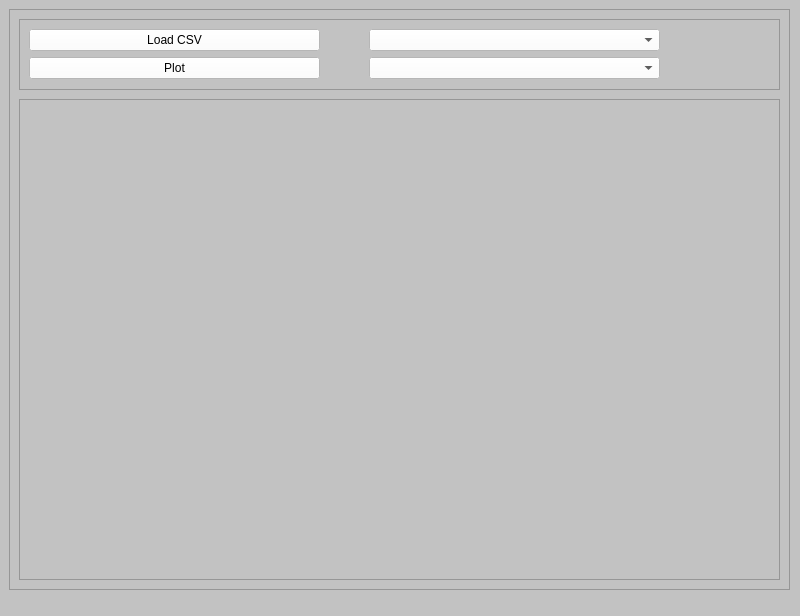
Old version of the form mainwindow.ui in the repository Gurmerie/102.
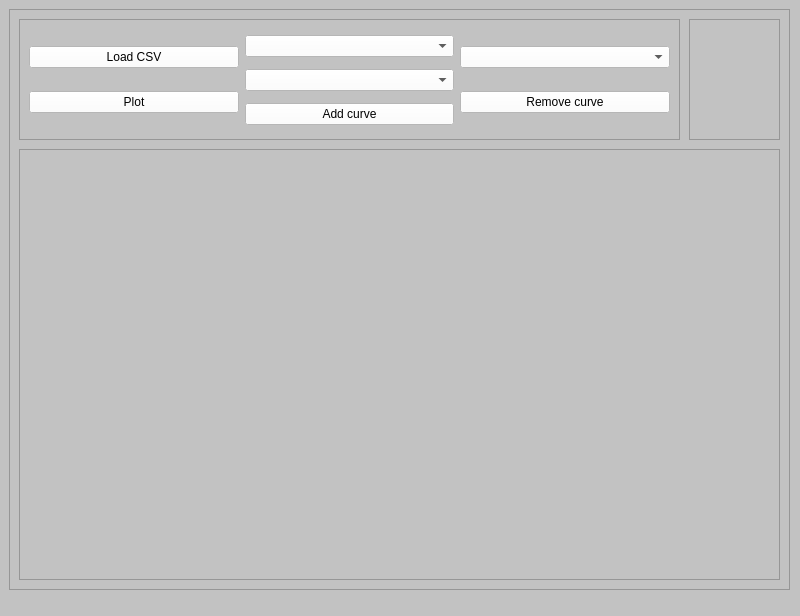
New version of the form. Icons and pictures are not drawn.

Commit message: Added add and remove curve functionnality

What changed in the file:
```diff
--- a/mainwindow.ui
+++ b/mainwindow.ui
@@ -36,11 +36,14 @@
      <property name="geometry">
       <rect>
        <x>10</x>
-       <y>90</y>
+       <y>140</y>
        <width>761</width>
-       <height>481</height>
+       <height>431</height>
       </rect>
      </property>
+     <property name="styleSheet">
+      <string notr="true"/>
+     </property>
      <property name="frameShape">
       <enum>QFrame::Shape::StyledPanel</enum>
      </property>
@@ -53,7 +56,7 @@
         <x>10</x>
         <y>10</y>
         <width>741</width>
-        <height>461</height>
+        <height>411</height>
        </rect>
       </property>
       <layout class="QVBoxLayout" name="verticalLayout"/>
@@ -64,8 +67,8 @@
       <rect>
        <x>10</x>
        <y>10</y>
-       <width>761</width>
-       <height>71</height>
+       <width>661</width>
+       <height>121</height>
       </rect>
      </property>
      <property name="frameShape">
@@ -74,33 +77,17 @@
      <property name="frameShadow">
       <enum>QFrame::Shadow::Raised</enum>
      </property>
-     <widget class="QPushButton" name="exportButton">
-      <property name="geometry">
-       <rect>
-        <x>700</x>
-        <y>10</y>
-        <width>51</width>
-        <height>51</height>
-       </rect>
-      </property>
-      <property name="styleSheet">
-       <string notr="true">image: url(:/Random/unnamed.png);
-background-color: transparent;
-border: none;</string>
-      </property>
-      <property name="text">
-       <string/>
-      </property>
-     </widget>
-     <widget class="QWidget" name="verticalLayoutWidget_3">
+     <widget class="QWidget" name="horizontalLayoutWidget">
       <property name="geometry">
        <rect>
         <x>10</x>
         <y>10</y>
-        <width>291</width>
-        <height>51</height>
+        <width>641</width>
+        <height>103</height>
        </rect>
       </property>
+      <layout class="QHBoxLayout" name="horizontalLayout_2">
+       <item>
       <layout class="QVBoxLayout" name="verticalLayout_3">
        <item>
         <widget class="QPushButton" name="loadButton">
@@ -128,16 +115,8 @@
         </widget>
        </item>
       </layout>
-     </widget>
-     <widget class="QWidget" name="verticalLayoutWidget_2">
-      <property name="geometry">
-       <rect>
-        <x>350</x>
-        <y>10</y>
-        <width>291</width>
-        <height>51</height>
-       </rect>
-      </property>
+       </item>
+       <item>
       <layout class="QVBoxLayout" name="verticalLayout_2">
        <item>
         <widget class="QComboBox" name="comboBox1">
@@ -155,7 +134,77 @@
          </property>
         </widget>
        </item>
-      </layout>
+         <item>
+          <widget class="QPushButton" name="addCurveButton">
+           <property name="styleSheet">
+            <string notr="true">background-color: rgb(255, 255, 255);
+color: rgb(0, 0, 0);</string>
+           </property>
+           <property name="text">
+            <string>Add curve</string>
+           </property>
+          </widget>
+         </item>
+        </layout>
+       </item>
+       <item>
+        <layout class="QVBoxLayout" name="verticalLayout_5">
+         <item>
+          <widget class="QComboBox" name="comboBox3">
+           <property name="styleSheet">
+            <string notr="true">background-color: rgb(255, 255, 255);
+color: rgb(0, 0, 0);</string>
+           </property>
+          </widget>
+         </item>
+         <item>
+          <widget class="QPushButton" name="removeCurveButton">
+           <property name="styleSheet">
+            <string notr="true">background-color: rgb(255, 255, 255);
+color: rgb(0, 0, 0);</string>
+           </property>
+           <property name="text">
+            <string>Remove curve</string>
+           </property>
+          </widget>
+         </item>
+        </layout>
+       </item>
+      </layout>
+     </widget>
+    </widget>
+    <widget class="QFrame" name="frame_4">
+     <property name="geometry">
+      <rect>
+       <x>680</x>
+       <y>10</y>
+       <width>91</width>
+       <height>121</height>
+      </rect>
+     </property>
+     <property name="frameShape">
+      <enum>QFrame::Shape::StyledPanel</enum>
+     </property>
+     <property name="frameShadow">
+      <enum>QFrame::Shadow::Raised</enum>
+     </property>
+     <widget class="QPushButton" name="exportButtonPdf">
+      <property name="geometry">
+       <rect>
+        <x>10</x>
+        <y>10</y>
+        <width>71</width>
+        <height>101</height>
+       </rect>
+      </property>
+      <property name="styleSheet">
+       <string notr="true">image: url(:/Random/unnamed.png);
+background-color: transparent;
+border: none;</string>
+      </property>
+      <property name="text">
+       <string/>
+      </property>
      </widget>
     </widget>
    </widget>
```
Lines whose indentation alone changed are shown as unchanged. The commit also changes 18 other files.
